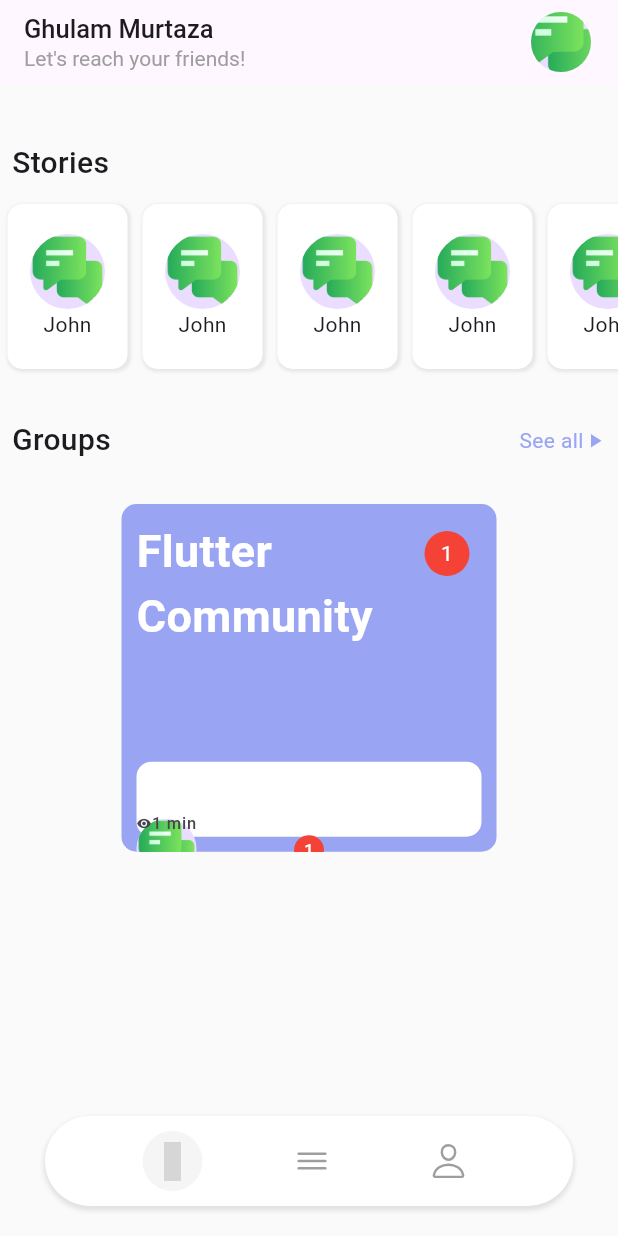
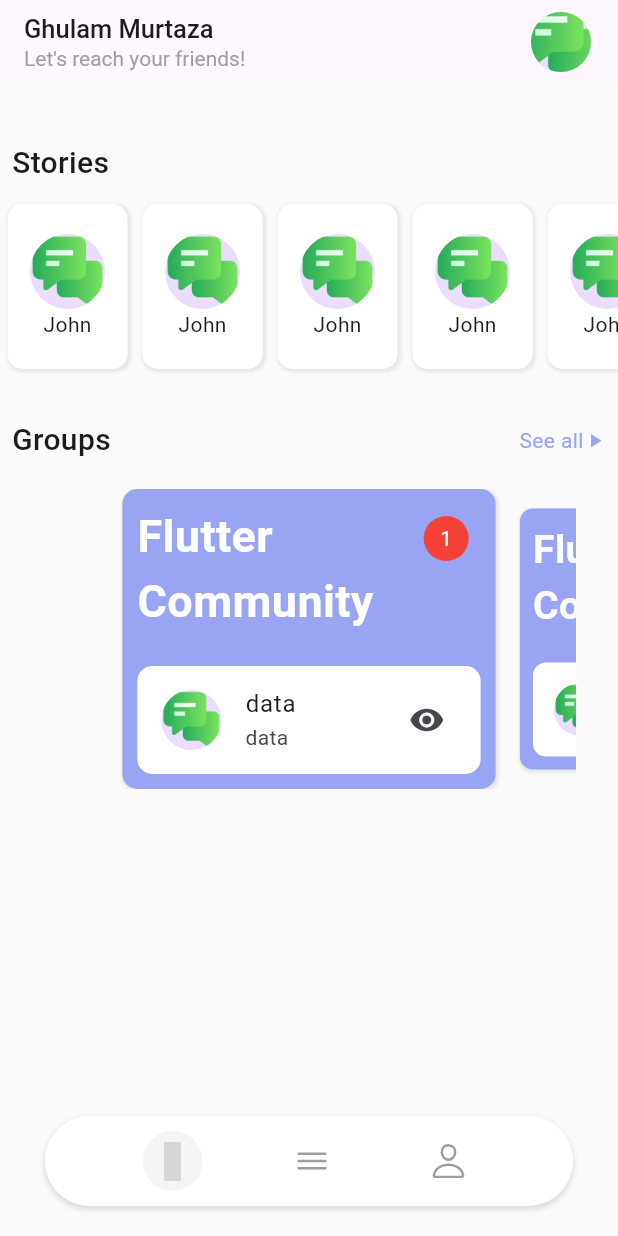
Before and after one commit to MurtazaFlutter/Let-sChat, a Flutter app: the screen it shows after launch, on a phone screen of 412 x 824 dp. Run offline on Flutter 3.47's test engine with Material 2 defaults, Android fonts, the phone set to English and light mode, and no system bars; drawn by our look-alikes of carousel_slider; our stand-ins replace flutter_vector_icons, gap, rounded_loading_button, timeago; grey boxes are pictures that could not be loaded.

Commit message:
done with groups sliders

```diff
--- a/lib/utils/exports.dart
+++ b/lib/utils/exports.dart
@@ -10,5 +10,5 @@
 export 'package:provider/provider.dart';
 export 'package:lets_chat/views/bottom_nav_bar.dart';
 export 'package:lets_chat/views/messages/chats_page.dart';
-export 'package:lets_chat/views/home_page.dart';
+export 'package:lets_chat/views/home/home_page.dart';
 export 'package:lets_chat/views/profile_screen.dart';
--- /dev/null
+++ b/lib/views/home/home_page.dart
@@ -0,0 +1,139 @@
+import 'package:carousel_slider/carousel_slider.dart';
+import 'package:lets_chat/utils/exports.dart';
+import 'package:lets_chat/views/home/widgets/groups_slider.dart';
+
+class HomePage extends StatelessWidget {
+  const HomePage({super.key});
+
+  @override
+  Widget build(BuildContext context) {
+    return Scaffold(
+        appBar: AppBar(
+          title: const Column(
+            mainAxisAlignment: MainAxisAlignment.start,
+            crossAxisAlignment: CrossAxisAlignment.start,
+            children: [
+              Text(
+                "Ghulam Murtaza",
+                style: TextStyle(fontSize: 17, fontWeight: FontWeight.w500),
+              ),
+              Text(
+                "Let's reach your friends!",
+                style: TextStyle(
+                    fontSize: 14,
+                    fontWeight: FontWeight.w400,
+                    color: Colors.grey),
+              ),
+            ],
+          ),
+          actions: const [
+            Padding(
+              padding: EdgeInsets.all(8.0),
+              child: CircleAvatar(
+                radius: 30,
+                backgroundImage: AssetImage("assets/icons/chat.png"),
+              ),
+            )
+          ],
+        ),
+        body: SingleChildScrollView(
+          child: Column(
+            children: [
+              const Gap(30),
+              Column(
+                mainAxisAlignment: MainAxisAlignment.start,
+                crossAxisAlignment: CrossAxisAlignment.start,
+                children: [
+                  const Padding(
+                    padding: EdgeInsets.all(8.0),
+                    child: Text(
+                      "Stories",
+                      style:
+                          TextStyle(fontSize: 20, fontWeight: FontWeight.w500),
+                    ),
+                  ),
+                  SizedBox(
+                    height: 120,
+                    child: ListView.builder(
+                        scrollDirection: Axis.horizontal,
+                        shrinkWrap: true,
+                        itemCount: 10,
+                        itemBuilder: (context, index) {
+                          return Padding(
+                            padding: const EdgeInsets.all(5.0),
+                            child: Container(
+                              height: 100,
+                              width: 80,
+                              decoration: BoxDecoration(
+                                color: Colors.white,
+                                borderRadius: BorderRadius.circular(10),
+                                boxShadow: [
+                                  BoxShadow(
+                                      color: Colors.grey.withOpacity(0.2),
+                                      spreadRadius: 1,
+                                      blurRadius: 1,
+                                      offset: const Offset(1, 1))
+                                ],
+                              ),
+                              child: const Center(
+                                child: Column(
+                                  mainAxisAlignment: MainAxisAlignment.center,
+                                  crossAxisAlignment: CrossAxisAlignment.center,
+                                  children: [
+                                    CircleAvatar(
+                                      radius: 25,
+                                      backgroundImage:
+                                          AssetImage("assets/icons/chat.png"),
+                                    ),
+                                    Text('John'),
+                                  ],
+                                ),
+                              ),
+                            ),
+                          );
+                        }),
+                  ),
+                  const Gap(20),
+                  const Column(
+                    children: [
+                      Padding(
+                        padding: EdgeInsets.all(8.0),
+                        child: Row(
+                          mainAxisAlignment: MainAxisAlignment.spaceBetween,
+                          children: [
+                            Text(
+                              "Groups",
+                              style: TextStyle(
+                                  fontSize: 20, fontWeight: FontWeight.w500),
+                            ),
+                            Row(
+                              children: [
+                                Text(
+                                  "See all",
+                                  style: TextStyle(
+                                      fontSize: 14,
+                                      fontWeight: FontWeight.w400,
+                                      color: AppColor.primary),
+                                ),
+                                Icon(
+                                  Icons.play_arrow,
+                                  color: AppColor.primary,
+                                  size: 15,
+                                )
+                              ],
+                            )
+                          ],
+                        ),
+                      ),
+                      Gap(10),
+                      GroupsSlider(),
+                      Gap(20),
+                    ],
+                  ),
+                ],
+              )
+            ],
+          ),
+        ));
+  }
+}
--- /dev/null
+++ b/lib/views/home/widgets/groups.dart
@@ -0,0 +1,80 @@
+import '../../../utils/exports.dart';
+
+class Groups extends StatelessWidget {
+  const Groups({
+    super.key,
+  });
+
+  @override
+  Widget build(BuildContext context) {
+    return Container(
+      decoration: BoxDecoration(
+        color: AppColor.primary,
+        boxShadow: [
+          BoxShadow(
+            color: Colors.grey.withOpacity(0.2),
+            spreadRadius: 1,
+            blurRadius: 1,
+            offset: const Offset(1, 1),
+          ),
+        ],
+        borderRadius: BorderRadius.circular(10),
+      ),
+      child: Padding(
+        padding: const EdgeInsets.all(10),
+        child: Column(
+          mainAxisAlignment: MainAxisAlignment.spaceBetween,
+          children: [
+            Row(
+              mainAxisAlignment: MainAxisAlignment.spaceBetween,
+              crossAxisAlignment: CrossAxisAlignment.start,
+              children: [
+                const Text(
+                  "Flutter \nCommunity",
+                  style: TextStyle(
+                      fontSize: 30,
+                      color: Colors.white,
+                      fontWeight: FontWeight.bold),
+                ),
+                Padding(
+                  padding: const EdgeInsets.all(8.0),
+                  child: Container(
+                    height: 30,
+                    width: 30,
+                    decoration: const BoxDecoration(
+                      color: Colors.red,
+                      shape: BoxShape.circle,
+                    ),
+                    child: const Center(
+                      child: Text(
+                        "1",
+                        style: TextStyle(color: Colors.white),
+                      ),
+                    ),
+                  ),
+                )
+              ],
+            ),
+            Container(
+              decoration: BoxDecoration(
+                color: Colors.white,
+                borderRadius: BorderRadius.circular(10),
+              ),
+              child: const Center(
+                child: ListTile(
+                  leading: CircleAvatar(
+                    radius: 20,
+                    backgroundImage: AssetImage('assets/icons/chat.png'),
+                  ),
+                  title: Text("data"),
+                  subtitle: Text("data"),
+                  trailing: Icon(Icons.remove_red_eye),
+                ),
+              ),
+            ),
+          ],
+        ),
+      ),
+    );
+  }
+}
--- /dev/null
+++ b/lib/views/home/widgets/groups_slider.dart
@@ -0,0 +1,43 @@
+import 'package:carousel_slider/carousel_slider.dart';
+import 'package:lets_chat/views/home/widgets/groups.dart';
+
+import '../../../utils/exports.dart';
+
+class GroupsSlider extends StatefulWidget {
+  const GroupsSlider({super.key});
+
+  @override
+  GroupsSliderState createState() => GroupsSliderState();
+}
+
+class GroupsSliderState extends State<GroupsSlider> {
+  int _currentIndex = 0;
+  final List<Widget> _carouselItems =
+      List.generate(5, (index) => const Groups());
+
+  @override
+  Widget build(BuildContext context) {
+    return Column(
+      children: [
+        SizedBox(
+          height: 200,
+          child: CarouselSlider(
+            options: CarouselOptions(
+              autoPlay: true,
+              enableInfiniteScroll: false,
+              viewportFraction: 0.7,
+              enlargeCenterPage: true,
+              initialPage: 0,
+              onPageChanged: (index, reason) {
+                setState(() {
+                  _currentIndex = index;
+                });
+              },
+            ),
+            items: _carouselItems,
+          ),
+        ),
+      ],
+    );
+  }
+}
--- a/lib/views/home_page.dart
+++ /dev/null
@@ -1,278 +0,0 @@
-import 'package:carousel_slider/carousel_slider.dart';
-import 'package:lets_chat/utils/exports.dart';
-
-class HomePage extends StatelessWidget {
-  const HomePage({super.key});
-
-  @override
-  Widget build(BuildContext context) {
-    return Scaffold(
-        appBar: AppBar(
-          title: const Column(
-            mainAxisAlignment: MainAxisAlignment.start,
-            crossAxisAlignment: CrossAxisAlignment.start,
-            children: [
-              Text(
-                "Ghulam Murtaza",
-                style: TextStyle(fontSize: 17, fontWeight: FontWeight.w500),
-              ),
-              Text(
-                "Let's reach your friends!",
-                style: TextStyle(
-                    fontSize: 14,
-                    fontWeight: FontWeight.w400,
-                    color: Colors.grey),
-              ),
-            ],
-          ),
-          actions: const [
-            Padding(
-              padding: EdgeInsets.all(8.0),
-              child: CircleAvatar(
-                radius: 30,
-                backgroundImage: AssetImage("assets/icons/chat.png"),
-              ),
-            )
-          ],
-        ),
-        body: SingleChildScrollView(
-          child: Column(
-            children: [
-              const Gap(30),
-              Column(
-                mainAxisAlignment: MainAxisAlignment.start,
-                crossAxisAlignment: CrossAxisAlignment.start,
-                children: [
-                  const Padding(
-                    padding: EdgeInsets.all(8.0),
-                    child: Text(
-                      "Stories",
-                      style:
-                          TextStyle(fontSize: 20, fontWeight: FontWeight.w500),
-                    ),
-                  ),
-                  SizedBox(
-                    height: 120,
-                    child: ListView.builder(
-                        scrollDirection: Axis.horizontal,
-                        shrinkWrap: true,
-                        itemCount: 10,
-                        itemBuilder: (context, index) {
-                          return Padding(
-                            padding: const EdgeInsets.all(5.0),
-                            child: Container(
-                              height: 100,
-                              width: 80,
-                              decoration: BoxDecoration(
-                                color: Colors.white,
-                                borderRadius: BorderRadius.circular(10),
-                                boxShadow: [
-                                  BoxShadow(
-                                      color: Colors.grey.withOpacity(0.2),
-                                      spreadRadius: 1,
-                                      blurRadius: 1,
-                                      offset: const Offset(1, 1))
-                                ],
-                              ),
-                              child: const Center(
-                                child: Column(
-                                  mainAxisAlignment: MainAxisAlignment.center,
-                                  crossAxisAlignment: CrossAxisAlignment.center,
-                                  children: [
-                                    CircleAvatar(
-                                      radius: 25,
-                                      backgroundImage:
-                                          AssetImage("assets/icons/chat.png"),
-                                    ),
-                                    Text('John'),
-                                  ],
-                                ),
-                              ),
-                            ),
-                          );
-                        }),
-                  ),
-                  const Gap(20),
-                  const Column(
-                    children: [
-                      Padding(
-                        padding: EdgeInsets.all(8.0),
-                        child: Row(
-                          mainAxisAlignment: MainAxisAlignment.spaceBetween,
-                          children: [
-                            Text(
-                              "Groups",
-                              style: TextStyle(
-                                  fontSize: 20, fontWeight: FontWeight.w500),
-                            ),
-                            Row(
-                              children: [
-                                Text(
-                                  "See all",
-                                  style: TextStyle(
-                                      fontSize: 14,
-                                      fontWeight: FontWeight.w400,
-                                      color: AppColor.primary),
-                                ),
-                                Icon(
-                                  Icons.play_arrow,
-                                  color: AppColor.primary,
-                                  size: 15,
-                                )
-                              ],
-                            )
-                          ],
-                        ),
-                      ),
-                      Gap(20),
-                    ],
-                  ),
-                  const GroupSlider()
-                ],
-              )
-            ],
-          ),
-        ));
-  }
-}
-
-class GroupSlider extends StatefulWidget {
-  const GroupSlider({Key? key}) : super(key: key);
-
-  @override
-  _GroupSliderState createState() => _GroupSliderState();
-}
-
-class _GroupSliderState extends State<GroupSlider> {
-  final List<String> groups = [
-    'Flutter \nCommunity',
-    'React Native \nDevelopers',
-    'iOS Developers',
-    'Android \nDevelopers',
-    'Web \nDevelopers',
-  ];
-
-  final int _selectedIndex = 0;
-
-  @override
-  Widget build(BuildContext context) {
-    return Column(
-      mainAxisAlignment: MainAxisAlignment.start,
-      crossAxisAlignment: CrossAxisAlignment.start,
-      children: [
-        Expanded(
-          child: CarouselSlider.builder(
-            options: CarouselOptions(
-              enableInfiniteScroll: false,
-              viewportFraction: 1.0,
-              enlargeCenterPage: true,
-              // onPageChanged: controller.onCardSlided,
-            ),
-            itemCount: 10,
-            itemBuilder: (context, itemIndex, pageViewIndex) {
-              return Container(
-                height: 100,
-                width: 250,
-                decoration: BoxDecoration(
-                  color: AppColor.primary,
-                  borderRadius: BorderRadius.circular(10),
-                ),
-                child: Padding(
-                  padding: const EdgeInsets.all(10),
-                  child: Column(
-                    mainAxisAlignment: MainAxisAlignment.spaceBetween,
-                    children: [
-                      Row(
-                        mainAxisAlignment: MainAxisAlignment.spaceBetween,
-                        crossAxisAlignment: CrossAxisAlignment.start,
-                        children: [
-                          const Text(
-                            "Flutter \nCommunity",
-                            style: TextStyle(
-                                fontSize: 30,
-                                color: Colors.white,
-                                fontWeight: FontWeight.bold),
-                          ),
-                          Padding(
-                            padding: const EdgeInsets.all(8.0),
-                            child: Container(
-                              height: 30,
-                              width: 30,
-                              decoration: const BoxDecoration(
-                                  color: Colors.red, shape: BoxShape.circle),
-                              child: const Center(
-                                  child: Text(
-                                "1",
-                                style: TextStyle(color: Colors.white),
-                              )),
-                            ),
-                          )
-                        ],
-                      ),
-                      Container(
-                        height: 50,
-                        decoration: BoxDecoration(
-                          color: Colors.white,
-                          borderRadius: BorderRadius.circular(10),
-                        ),
-                        child: ListTile(
-                          contentPadding: EdgeInsets.zero,
-                          leading: const CircleAvatar(
-                            radius: 20,
-                            backgroundImage:
-                                AssetImage('assets/icons/chat.png'),
-                          ),
-                          title: const Text("John same"),
-                          subtitle: const Text("here is my message"),
-                          trailing: Column(
-                            children: [
-                              const Row(
-                                children: [
-                                  Icon(Icons.remove_red_eye, size: 10),
-                                  Text('1 min'),
-                                ],
-                              ),
-                              Container(
-                                height: 20,
-                                width: 20,
-                                decoration: const BoxDecoration(
-                                    color: Colors.red, shape: BoxShape.circle),
-                                child: const Center(
-                                    child: Text(
-                                  "1",
-                                  style: TextStyle(color: Colors.white),
-                                )),
-                              ),
-                            ],
-                          ),
-                        ),
-                        // child:
-                        // const Padding(
-                        //   padding: EdgeInsets.all(5),
-                        //   child: Row(
-                        //     children: [
-                        //       CircleAvatar(
-                        //         radius: 20,
-                        //         backgroundImage:
-                        //             AssetImage('assetsiconschat.png'),
-                        //       ),
-                        //       Column(
-                        //         children: [
-
-                        //         ],
-                        //       )
-                        //     ],
-                        //   ),
-                        // ),
-                      )
-                    ],
-                  ),
-                ),
-              );
-            },
-          ),
-        ),
-      ],
-    );
-  }
-}
--- a/lib/views/messages/pages/chats_page.dart
+++ b/lib/views/messages/pages/chats_page.dart
@@ -48,7 +48,9 @@
             ),
           ),
           Expanded(
-            child: ListView.builder(itemBuilder: ((context, index) {
+            child: ListView.builder(
+                itemCount: 1,
+                itemBuilder: ((context, index) {
                   return GestureDetector(
                     onTap: () {
                       Navigator.push(
@@ -64,30 +66,36 @@
                           color: Colors.white,
                           borderRadius: BorderRadius.circular(10),
                         ),
-                    child: const Row(
+                        child: ListTile(
+                          contentPadding: EdgeInsets.zero,
+                          leading: const CircleAvatar(
+                            radius: 20,
+                            backgroundImage:
+                                AssetImage('assets/icons/chat.png'),
+                          ),
+                          title: const Text("John same"),
+                          subtitle: const Text("here is my message"),
+                          trailing: Column(
                             children: [
-                        CircleAvatar(
-                          radius: 30,
-                          backgroundImage: AssetImage("assets/icons/chat.png"),
-                        ),
-                        Gap(5),
-                        Column(
-                          // crossAxisAlignment: CrossAxisAlignment.start,
-                          // mainAxisAlignment: MainAxisAlignment.spaceBetween,
+                              const Row(
                                 children: [
-                            Padding(
-                              padding: EdgeInsets.all(8.0),
-                              child: Text(
-                                "John Siphron",
-                                style: TextStyle(
-                                    fontSize: 20, fontWeight: FontWeight.w500),
-                              ),
-                            ),
-                            Text(
-                                "This is a test message will be recived or sent")
+                                  Icon(Icons.remove_red_eye, size: 10),
+                                  Text('1 min'),
                                 ],
                               ),
+                              Container(
+                                height: 20,
+                                width: 20,
+                                decoration: const BoxDecoration(
+                                    color: Colors.red, shape: BoxShape.circle),
+                                child: const Center(
+                                    child: Text(
+                                  "1",
+                                  style: TextStyle(color: Colors.white),
+                                )),
+                              ),
                             ],
+                          ),
                         ),
                       ),
                     ),
```
Lines whose indentation alone changed are shown as unchanged.
